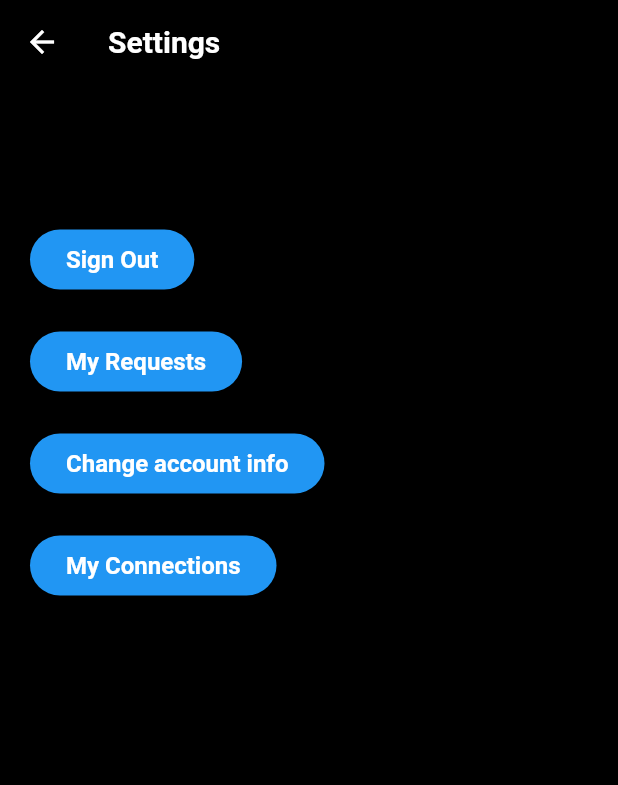
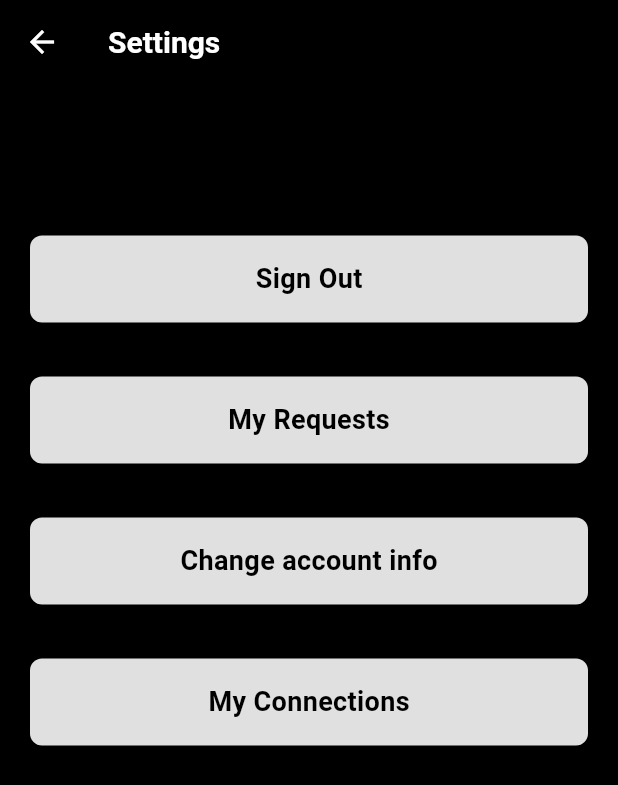
Before and after one commit to GIU-Connect/GIU-Connect, a Flutter app: the SettingsScreen screen opened directly, on a phone screen of 412 x 824 dp. Shown: the top 785 px of the screen. Run offline on Flutter 3.47's test engine with Material 3 defaults, Android fonts, the phone set to English and light mode, and no system bars; our stand-ins replace cloud_firestore, firebase_auth, firebase_core, logger; accounts and stored records are empty; generated files the repository leaves out were written again.

Commit message:
changed ui for settings screen, edit account info

```diff
--- a/lib/src/ui/settings_screen.dart
+++ b/lib/src/ui/settings_screen.dart
@@ -51,7 +51,7 @@
               const SizedBox(height: 30),
 
               // Sign Out Button
-              CustomButton(
+              AnimatedHoverButton(
                 onPressed: () {
                   widget._auth.signOut();
                   Navigator.of(context).pushAndRemoveUntil(
@@ -60,25 +60,23 @@
                   );
                 },
                 text: 'Sign Out',
-                isActive: true,
               ),
 
               const SizedBox(height: 20),
 
               // Navigate to My Requests screen
-              CustomButton(
+              AnimatedHoverButton(
                 onPressed: () {
                   Navigator.of(context).push(
                     MaterialPageRoute(builder: (context) => MyRequestsScreen()),
                   );
                 },
                 text: 'My Requests',
-                isActive: true,
               ),
 
               const SizedBox(height: 20),
 
-              CustomButton(
+              AnimatedHoverButton(
                 onPressed: () async {
                   await widget._auth.currentUser!.reload();
                   if (widget._auth.currentUser!.emailVerified) {
@@ -94,19 +92,17 @@
                   }
                 },
                 text: 'Change account info',
-                isActive: true,
               ),
 
               const SizedBox(height: 20),
 
-              CustomButton(
+              AnimatedHoverButton(
                 onPressed: () {
                   Navigator.of(context).push(
                     MaterialPageRoute(builder: (context) => MyConnectionsScreen()),
                   );
                 },
                 text: 'My Connections',
-                isActive: true,
               ),
             ],
           ),
@@ -115,3 +111,70 @@
     );
   }
 }
+
+// Custom Button with hover effect and animation
+class AnimatedHoverButton extends StatefulWidget {
+  final VoidCallback onPressed;
+  final String text;
+
+  const AnimatedHoverButton({
+    Key? key,
+    required this.onPressed,
+    required this.text,
+  }) : super(key: key);
+
+  @override
+  State<AnimatedHoverButton> createState() => _AnimatedHoverButtonState();
+}
+
+class _AnimatedHoverButtonState extends State<AnimatedHoverButton> {
+  bool _isHovered = false;
+
+  @override
+  Widget build(BuildContext context) {
+    return MouseRegion(
+      onEnter: (_) {
+        setState(() {
+          _isHovered = true;
+        });
+      },
+      onExit: (_) {
+        setState(() {
+          _isHovered = false;
+        });
+      },
+      child: AnimatedContainer(
+        duration: const Duration(milliseconds: 300),
+        curve: Curves.easeInOut,
+        padding: const EdgeInsets.all(16),
+        margin: const EdgeInsets.symmetric(vertical: 8),
+        decoration: BoxDecoration(
+          color: _isHovered ? Colors.blue : Colors.grey[300],
+          borderRadius: BorderRadius.circular(8),
+          boxShadow: _isHovered
+              ? [
+                  BoxShadow(
+                    color: Colors.black.withOpacity(0.3),
+                    offset: const Offset(0, 6),
+                    blurRadius: 12,
+                  )
+                ]
+              : [],
+        ),
+        child: InkWell(
+          onTap: widget.onPressed,
+          child: Center(
+            child: Text(
+              widget.text,
+              style: TextStyle(
+                fontSize: 18,
+                fontWeight: FontWeight.w600,
+                color: _isHovered ? Colors.white : Colors.black,
+              ),
+            ),
+          ),
+        ),
+      ),
+    );
+  }
+}
```
Also changed, not shown: lib/src/ui/edit_account_info_screen.dart (+37 -63 lines).
